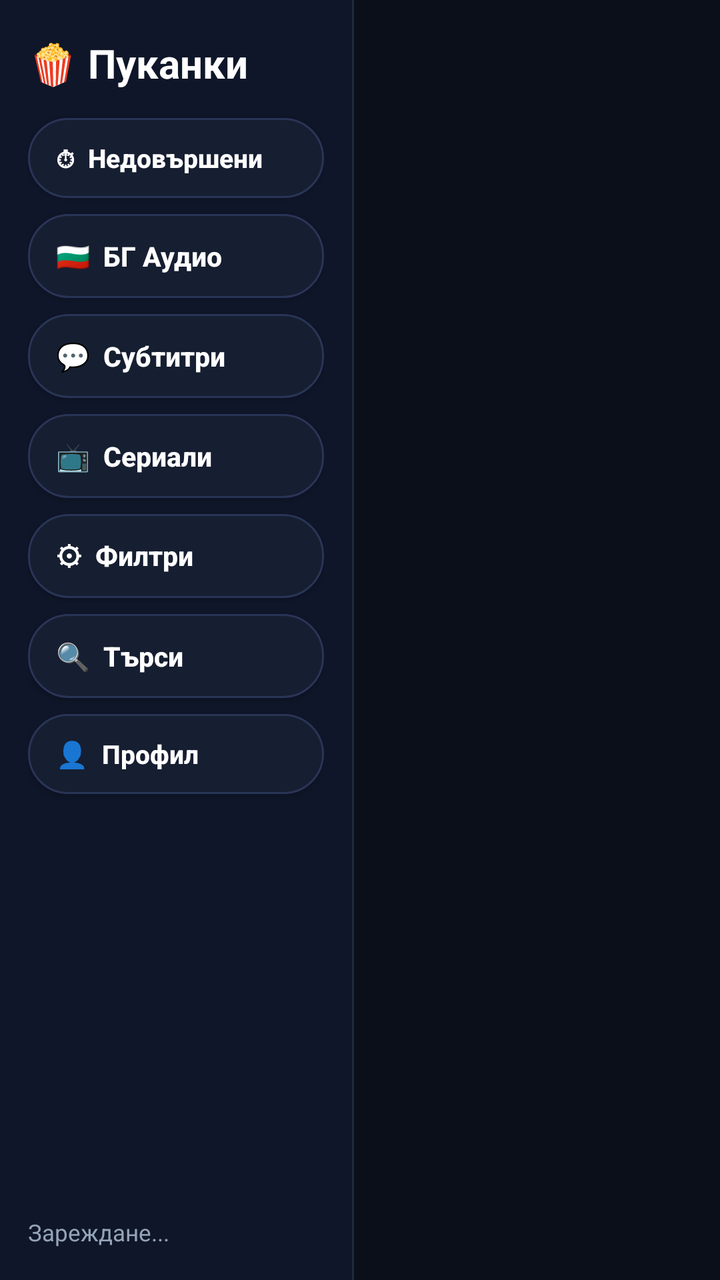
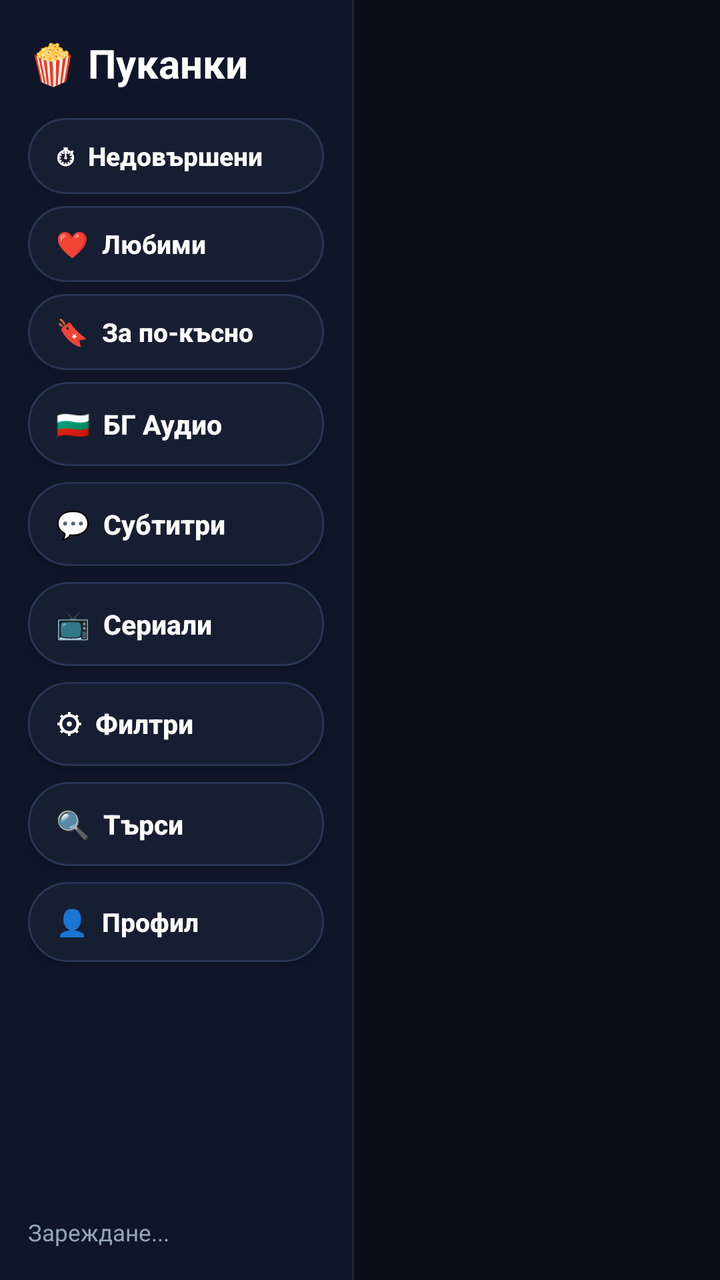

An Android layout rendered at two revisions. The XML below is the earlier revision; the diff shows what the commit changed to produce the second picture.
<!-- AndroidManifest.xml: application theme Theme.PukankiTV -->
<!-- res/layout/activity_main.xml -->
<?xml version="1.0" encoding="utf-8"?>
<FrameLayout xmlns:android="http://schemas.android.com/apk/res/android"
    android:layout_width="match_parent"
    android:layout_height="match_parent"
    android:background="#0B0F19">

    
    <LinearLayout
        android:id="@+id/browseContainer"
        android:layout_width="match_parent"
        android:layout_height="match_parent"
        android:orientation="horizontal">

        
        <LinearLayout
            android:id="@+id/leftSidebar"
            android:layout_width="176dp"
            android:layout_height="match_parent"
            android:background="#0F1629"
            android:orientation="vertical"
            android:paddingLeft="14dp"
            android:paddingTop="18dp"
            android:paddingRight="14dp"
            android:paddingBottom="16dp">

            <TextView
                android:id="@+id/sidebarLogoText"
                android:layout_width="match_parent"
                android:layout_height="wrap_content"
                android:layout_marginBottom="14dp"
                android:gravity="center_vertical"
                android:text="🍿 Пуканки"
                android:textColor="#FFFFFF"
                android:textSize="20sp"
                android:textStyle="bold" />

            <Button
                android:id="@+id/tabContinueBtn"
                android:layout_width="match_parent"
                android:layout_height="40dp"
                android:layout_marginBottom="8dp"
                android:background="@drawable/bg_tab_selector"
                android:gravity="start|center_vertical"
                android:nextFocusRight="@id/moviesRecycler"
                android:paddingLeft="14dp"
                android:paddingRight="12dp"
                android:text="⏱  Недовършени"
                android:textAllCaps="false"
                android:textColor="#FFFFFF"
                android:textSize="13sp"
                android:textStyle="bold" />

            <Button
                android:id="@+id/tabBgBtn"
                android:layout_width="match_parent"
                android:layout_height="42dp"
                android:layout_marginBottom="8dp"
                android:background="@drawable/bg_tab_selector"
                android:gravity="start|center_vertical"
                android:nextFocusRight="@id/moviesRecycler"
                android:paddingLeft="14dp"
                android:paddingRight="12dp"
                android:text="🇧🇬  БГ Аудио"
                android:textAllCaps="false"
                android:textColor="#FFFFFF"
                android:textSize="13.5sp"
                android:textStyle="bold" />

            <Button
                android:id="@+id/tabSubBtn"
                android:layout_width="match_parent"
                android:layout_height="42dp"
                android:layout_marginBottom="8dp"
                android:background="@drawable/bg_tab_selector"
                android:gravity="start|center_vertical"
                android:nextFocusRight="@id/moviesRecycler"
                android:paddingLeft="14dp"
                android:paddingRight="12dp"
                android:text="💬  Субтитри"
                android:textAllCaps="false"
                android:textColor="#FFFFFF"
                android:textSize="13.5sp"
                android:textStyle="bold" />

            <Button
                android:id="@+id/tabSeriesBtn"
                android:layout_width="match_parent"
                android:layout_height="42dp"
                android:layout_marginBottom="8dp"
                android:background="@drawable/bg_tab_selector"
                android:gravity="start|center_vertical"
                android:nextFocusRight="@id/moviesRecycler"
                android:paddingLeft="14dp"
                android:paddingRight="12dp"
                android:text="📺  Сериали"
                android:textAllCaps="false"
                android:textColor="#FFFFFF"
                android:textSize="13.5sp"
                android:textStyle="bold" />

            <Button
                android:id="@+id/tabGenreBtn"
                android:layout_width="match_parent"
                android:layout_height="42dp"
                android:layout_marginBottom="8dp"
                android:background="@drawable/bg_tab_selector"
                android:gravity="start|center_vertical"
                android:nextFocusRight="@id/moviesRecycler"
                android:paddingLeft="14dp"
                android:paddingRight="12dp"
                android:text="⚙  Филтри"
                android:textAllCaps="false"
                android:textColor="#FFFFFF"
                android:textSize="13.5sp"
                android:textStyle="bold" />

            <Button
                android:id="@+id/tabSearchBtn"
                android:layout_width="match_parent"
                android:layout_height="42dp"
                android:layout_marginBottom="8dp"
                android:background="@drawable/bg_tab_selector"
                android:gravity="start|center_vertical"
                android:nextFocusRight="@id/moviesRecycler"
                android:paddingLeft="14dp"
                android:paddingRight="12dp"
                android:text="🔍  Търси"
                android:textAllCaps="false"
                android:textColor="#FFFFFF"
                android:textSize="13.5sp"
                android:textStyle="bold" />

            <Button
                android:id="@+id/tabProfileBtn"
                android:layout_width="match_parent"
                android:layout_height="40dp"
                android:background="@drawable/bg_tab_selector"
                android:gravity="start|center_vertical"
                android:nextFocusRight="@id/moviesRecycler"
                android:paddingLeft="14dp"
                android:paddingRight="12dp"
                android:text="👤  Профил"
                android:textAllCaps="false"
                android:textColor="#FFFFFF"
                android:textSize="13sp"
                android:textStyle="bold" />

            <View
                android:layout_width="match_parent"
                android:layout_height="0dp"
                android:layout_weight="1" />

            <TextView
                android:id="@+id/statusText"
                android:layout_width="match_parent"
                android:layout_height="wrap_content"
                android:lineSpacingExtra="2dp"
                android:text="Зареждане..."
                android:textColor="#94A3B8"
                android:textSize="11.5sp" />
        </LinearLayout>

        
        <View
            android:layout_width="1dp"
            android:layout_height="match_parent"
            android:background="#1E293B" />

        
        <LinearLayout
            android:layout_width="0dp"
            android:layout_height="match_parent"
            android:layout_weight="1"
            android:orientation="vertical"
            android:paddingLeft="14dp"
            android:paddingTop="12dp"
            android:paddingRight="16dp"
            android:paddingBottom="8dp">

            
            <LinearLayout
                android:id="@+id/searchRow"
                android:layout_width="match_parent"
                android:layout_height="wrap_content"
                android:layout_marginBottom="10dp"
                android:gravity="center_vertical"
                android:orientation="horizontal"
                android:visibility="gone">

                <EditText
                    android:id="@+id/searchInput"
                    android:layout_width="0dp"
                    android:layout_height="42dp"
                    android:layout_marginEnd="10dp"
                    android:layout_weight="1"
                    android:background="@drawable/bg_btn_secondary"
                    android:hint="Въведи име на филм или сериал..."
                    android:imeOptions="actionSearch"
                    android:inputType="text"
                    android:paddingLeft="14dp"
                    android:paddingRight="14dp"
                    android:singleLine="true"
                    android:textColor="#FFFFFF"
                    android:textColorHint="#64748B"
                    android:textSize="14sp" />

                <Button
                    android:id="@+id/searchGoBtn"
                    android:layout_width="wrap_content"
                    android:layout_height="42dp"
                    android:background="@drawable/bg_btn_primary"
                    android:paddingLeft="18dp"
                    android:paddingRight="18dp"
                    android:text="Търси"
                    android:textAllCaps="false"
                    android:textColor="#FFFFFF"
                    android:textSize="14sp"
                    android:textStyle="bold" />
            </LinearLayout>

            
            <FrameLayout
                android:layout_width="match_parent"
                android:layout_height="0dp"
                android:layout_weight="1">

                <androidx.recyclerview.widget.RecyclerView
                    android:id="@+id/moviesRecycler"
                    android:layout_width="match_parent"
                    android:layout_height="match_parent"
                    android:clipToPadding="false"
                    android:paddingBottom="16dp" />

                <ProgressBar
                    android:id="@+id/mainProgress"
                    android:layout_width="48dp"
                    android:layout_height="48dp"
                    android:layout_gravity="center" />

                <TextView
                    android:id="@+id/emptyText"
                    android:layout_width="wrap_content"
                    android:layout_height="wrap_content"
                    android:layout_gravity="center"
                    android:text="Няма намерени филми."
                    android:textColor="#94A3B8"
                    android:textSize="16sp"
                    android:visibility="gone" />
            </FrameLayout>
        </LinearLayout>
    </LinearLayout>

    
    <FrameLayout
        android:id="@+id/detailOverlay"
        android:layout_width="match_parent"
        android:layout_height="match_parent"
        android:background="#F20B0F19"
        android:clickable="true"
        android:visibility="gone">

        <ImageView
            android:id="@+id/detailBackdrop"
            android:layout_width="match_parent"
            android:layout_height="match_parent"
            android:alpha="0.22"
            android:scaleType="centerCrop" />

        <LinearLayout
            android:layout_width="match_parent"
            android:layout_height="match_parent"
            android:gravity="center_vertical"
            android:orientation="horizontal"
            android:padding="36dp">

            <ImageView
                android:id="@+id/detailPoster"
                android:layout_width="220dp"
                android:layout_height="330dp"
                android:layout_marginEnd="32dp"
                android:background="#1E293B"
                android:scaleType="centerCrop" />

            <LinearLayout
                android:layout_width="0dp"
                android:layout_height="wrap_content"
                android:layout_weight="1"
                android:orientation="vertical">

                <TextView
                    android:id="@+id/detailTitle"
                    android:layout_width="match_parent"
                    android:layout_height="wrap_content"
                    android:text="Заглавие"
                    android:textColor="#FFFFFF"
                    android:textSize="30sp"
                    android:textStyle="bold" />

                <TextView
                    android:id="@+id/detailMeta"
                    android:layout_width="match_parent"
                    android:layout_height="wrap_content"
                    android:layout_marginTop="8dp"
                    android:text="1998 • ★ 7.3 • 99 мин • 🇧🇬 БГ Аудио"
                    android:textColor="#34D399"
                    android:textSize="15sp"
                    android:textStyle="bold" />

                <TextView
                    android:id="@+id/detailOverview"
                    android:layout_width="match_parent"
                    android:layout_height="wrap_content"
                    android:layout_marginTop="14dp"
                    android:lineSpacingMultiplier="1.25"
                    android:maxLines="5"
                    android:ellipsize="end"
                    android:text="Описание..."
                    android:textColor="#CBD5E1"
                    android:textSize="15sp" />

                
                <LinearLayout
                    android:layout_width="match_parent"
                    android:layout_height="wrap_content"
                    android:layout_marginTop="22dp"
                    android:orientation="horizontal">

                    <Button
                        android:id="@+id/detailPlayBtn"
                        android:layout_width="wrap_content"
                        android:layout_height="48dp"
                        android:layout_marginEnd="14dp"
                        android:background="@drawable/bg_btn_primary"
                        android:paddingLeft="28dp"
                        android:paddingRight="28dp"
                        android:text="▶ ГЛЕДАЙ СЕГА"
                        android:textAllCaps="false"
                        android:textColor="#FFFFFF"
                        android:textSize="16sp"
                        android:textStyle="bold" />

                    <Button
                        android:id="@+id/detailBackBtn"
                        android:layout_width="wrap_content"
                        android:layout_height="48dp"
                        android:background="@drawable/bg_btn_secondary"
                        android:paddingLeft="20dp"
                        android:paddingRight="20dp"
                        android:text="← Назад"
                        android:textAllCaps="false"
                        android:textColor="#E2E8F0"
                        android:textSize="15sp" />
                </LinearLayout>

                
                <TextView
                    android:layout_width="wrap_content"
                    android:layout_height="wrap_content"
                    android:layout_marginTop="18dp"
                    android:layout_marginBottom="8dp"
                    android:text="Избери конкретен плеър:"
                    android:textColor="#94A3B8"
                    android:textSize="13sp" />

                <HorizontalScrollView
                    android:layout_width="match_parent"
                    android:layout_height="wrap_content"
                    android:scrollbars="none">

                    <LinearLayout
                        android:id="@+id/detailSourcesContainer"
                        android:layout_width="wrap_content"
                        android:layout_height="wrap_content"
                        android:orientation="horizontal" />
                </HorizontalScrollView>
            </LinearLayout>
        </LinearLayout>
    </FrameLayout>

    
    <LinearLayout
        android:id="@+id/filtersOverlay"
        android:layout_width="match_parent"
        android:layout_height="match_parent"
        android:background="#F50B0F19"
        android:orientation="vertical"
        android:paddingLeft="32dp"
        android:paddingTop="22dp"
        android:paddingRight="32dp"
        android:paddingBottom="18dp"
        android:visibility="gone">

        
        <LinearLayout
            android:layout_width="match_parent"
            android:layout_height="wrap_content"
            android:layout_marginBottom="14dp"
            android:gravity="center_vertical"
            android:orientation="horizontal">

            <TextView
                android:layout_width="0dp"
                android:layout_height="wrap_content"
                android:layout_weight="1"
                android:text="⚙ Филтри и сортиране"
                android:textColor="#FFFFFF"
                android:textSize="22sp"
                android:textStyle="bold" />

            <Button
                android:id="@+id/filtersApplyBtn"
                android:layout_width="wrap_content"
                android:layout_height="40dp"
                android:layout_marginEnd="10dp"
                android:background="@drawable/bg_btn_primary"
                android:paddingLeft="20dp"
                android:paddingRight="20dp"
                android:text="✓ Приложи"
                android:textAllCaps="false"
                android:textColor="#FFFFFF"
                android:textSize="14sp"
                android:textStyle="bold" />

            <Button
                android:id="@+id/filtersResetBtn"
                android:layout_width="wrap_content"
                android:layout_height="40dp"
                android:layout_marginEnd="10dp"
                android:background="@drawable/bg_btn_secondary"
                android:paddingLeft="16dp"
                android:paddingRight="16dp"
                android:text="✕ Изчисти"
                android:textAllCaps="false"
                android:textColor="#FFFFFF"
                android:textSize="14sp" />

            <Button
                android:id="@+id/filtersCloseBtn"
                android:layout_width="wrap_content"
                android:layout_height="40dp"
                android:background="@drawable/bg_btn_secondary"
                android:paddingLeft="16dp"
                android:paddingRight="16dp"
                android:text="← Назад"
                android:textAllCaps="false"
                android:textColor="#E2E8F0"
                android:textSize="14sp" />
        </LinearLayout>

        <ScrollView
            android:layout_width="match_parent"
            android:layout_height="0dp"
            android:layout_weight="1"
            android:scrollbars="none">

            <LinearLayout
                android:layout_width="match_parent"
                android:layout_height="wrap_content"
                android:orientation="vertical"
                android:paddingBottom="16dp">

                
                <TextView
                    android:layout_width="wrap_content"
                    android:layout_height="wrap_content"
                    android:layout_marginBottom="6dp"
                    android:text="↕ Сортиране"
                    android:textColor="#34D399"
                    android:textSize="14sp"
                    android:textStyle="bold" />

                <HorizontalScrollView
                    android:layout_width="match_parent"
                    android:layout_height="wrap_content"
                    android:layout_marginBottom="14dp"
                    android:scrollbars="none">

                    <LinearLayout
                        android:id="@+id/filterSortRow"
                        android:layout_width="wrap_content"
                        android:layout_height="wrap_content"
                        android:orientation="horizontal" />
                </HorizontalScrollView>

                
                <TextView
                    android:layout_width="wrap_content"
                    android:layout_height="wrap_content"
                    android:layout_marginBottom="6dp"
                    android:text="🎭 Жанрове   (1 клик = ✓ Включи зелено • 2 клика = ✕ Изключи червено • 3 клика = Изчисти)"
                    android:textColor="#34D399"
                    android:textSize="14sp"
                    android:textStyle="bold" />

                <LinearLayout
                    android:id="@+id/filterGenresWrap"
                    android:layout_width="match_parent"
                    android:layout_height="wrap_content"
                    android:layout_marginBottom="14dp"
                    android:orientation="vertical" />

                
                <TextView
                    android:layout_width="wrap_content"
                    android:layout_height="wrap_content"
                    android:layout_marginBottom="6dp"
                    android:text="📅 Година на издаване"
                    android:textColor="#34D399"
                    android:textSize="14sp"
                    android:textStyle="bold" />

                <HorizontalScrollView
                    android:layout_width="match_parent"
                    android:layout_height="wrap_content"
                    android:layout_marginBottom="14dp"
                    android:scrollbars="none">

                    <LinearLayout
                        android:id="@+id/filterYearRow"
                        android:layout_width="wrap_content"
                        android:layout_height="wrap_content"
                        android:orientation="horizontal" />
                </HorizontalScrollView>

                
                <TextView
                    android:layout_width="wrap_content"
                    android:layout_height="wrap_content"
                    android:layout_marginBottom="6dp"
                    android:text="⏱ Времетраене"
                    android:textColor="#34D399"
                    android:textSize="14sp"
                    android:textStyle="bold" />

                <HorizontalScrollView
                    android:layout_width="match_parent"
                    android:layout_height="wrap_content"
                    android:layout_marginBottom="14dp"
                    android:scrollbars="none">

                    <LinearLayout
                        android:id="@+id/filterDurationRow"
                        android:layout_width="wrap_content"
                        android:layout_height="wrap_content"
                        android:orientation="horizontal" />
                </HorizontalScrollView>

                
                <TextView
                    android:layout_width="wrap_content"
                    android:layout_height="wrap_content"
                    android:layout_marginBottom="6dp"
                    android:text="▶ Конкретен плеър"
                    android:textColor="#34D399"
                    android:textSize="14sp"
                    android:textStyle="bold" />

                <HorizontalScrollView
                    android:layout_width="match_parent"
                    android:layout_height="wrap_content"
                    android:scrollbars="none">

                    <LinearLayout
                        android:id="@+id/filterPlayerRow"
                        android:layout_width="wrap_content"
                        android:layout_height="wrap_content"
                        android:orientation="horizontal" />
                </HorizontalScrollView>
            </LinearLayout>
        </ScrollView>
    </LinearLayout>

    
    <LinearLayout
        android:id="@+id/profileOverlay"
        android:layout_width="match_parent"
        android:layout_height="match_parent"
        android:background="#F70B0F19"
        android:gravity="center"
        android:orientation="vertical"
        android:padding="36dp"
        android:visibility="gone">

        <TextView
            android:layout_width="wrap_content"
            android:layout_height="wrap_content"
            android:text="👤 Кой гледа?"
            android:textColor="#FFFFFF"
            android:textSize="30sp"
            android:textStyle="bold" />

        <TextView
            android:layout_width="wrap_content"
            android:layout_height="wrap_content"
            android:layout_marginTop="6dp"
            android:layout_marginBottom="28dp"
            android:text="Всеки профил пази собствени филтри, сортиране и недовършени филми"
            android:textColor="#94A3B8"
            android:textSize="14sp" />

        <HorizontalScrollView
            android:layout_width="wrap_content"
            android:layout_height="wrap_content"
            android:scrollbars="none">

            <LinearLayout
                android:id="@+id/profileCardsRow"
                android:layout_width="wrap_content"
                android:layout_height="wrap_content"
                android:gravity="center"
                android:orientation="horizontal" />
        </HorizontalScrollView>

        <LinearLayout
            android:layout_width="wrap_content"
            android:layout_height="wrap_content"
            android:layout_marginTop="28dp"
            android:orientation="horizontal">

            <Button
                android:id="@+id/profileAddBtn"
                android:layout_width="wrap_content"
                android:layout_height="44dp"
                android:layout_marginEnd="14dp"
                android:background="@drawable/bg_btn_primary"
                android:paddingLeft="22dp"
                android:paddingRight="22dp"
                android:text="➕ Нов профил"
                android:textAllCaps="false"
                android:textColor="#FFFFFF"
                android:textSize="15sp"
                android:textStyle="bold" />

            <Button
                android:id="@+id/profileCloseBtn"
                android:layout_width="wrap_content"
                android:layout_height="44dp"
                android:background="@drawable/bg_btn_secondary"
                android:paddingLeft="20dp"
                android:paddingRight="20dp"
                android:text="← Назад"
                android:textAllCaps="false"
                android:textColor="#E2E8F0"
                android:textSize="15sp" />
        </LinearLayout>
    </LinearLayout>
</FrameLayout>
<!-- resources referenced by this layout -->
<resources>
  <!-- drawable bg_btn_primary (drawable) -->
  <?xml version="1.0" encoding="utf-8"?>
  <selector xmlns:android="http://schemas.android.com/apk/res/android">
      <item android:state_focused="true">
          <shape android:shape="rectangle">
              <solid android:color="#10B981" />
              <stroke android:width="3dp" android:color="#FFFFFF" />
              <corners android:radius="12dp" />
          </shape>
      </item>
      <item>
          <shape android:shape="rectangle">
              <solid android:color="#059669" />
              <stroke android:width="1dp" android:color="#34D399" />
              <corners android:radius="12dp" />
          </shape>
      </item>
  </selector>
  <!-- drawable bg_btn_secondary (drawable) -->
  <?xml version="1.0" encoding="utf-8"?>
  <selector xmlns:android="http://schemas.android.com/apk/res/android">
      <item android:state_focused="true">
          <shape android:shape="rectangle">
              <solid android:color="#7C3AED" />
              <stroke android:width="3dp" android:color="#FFFFFF" />
              <corners android:radius="10dp" />
          </shape>
      </item>
      <item>
          <shape android:shape="rectangle">
              <solid android:color="#1E293B" />
              <stroke android:width="1dp" android:color="#475569" />
              <corners android:radius="10dp" />
          </shape>
      </item>
  </selector>
  <!-- drawable bg_tab_selector (drawable) -->
  <?xml version="1.0" encoding="utf-8"?>
  <selector xmlns:android="http://schemas.android.com/apk/res/android">
      <item android:state_focused="true">
          <shape android:shape="rectangle">
              <solid android:color="#7C3AED" />
              <stroke android:width="2dp" android:color="#FFFFFF" />
              <corners android:radius="20dp" />
          </shape>
      </item>
      <item android:state_selected="true">
          <shape android:shape="rectangle">
              <solid android:color="#5B21B6" />
              <stroke android:width="1dp" android:color="#A78BFA" />
              <corners android:radius="20dp" />
          </shape>
      </item>
      <item>
          <shape android:shape="rectangle">
              <solid android:color="#161E31" />
              <stroke android:width="1dp" android:color="#293556" />
              <corners android:radius="20dp" />
          </shape>
      </item>
  </selector>
  <style name="Theme.PukankiTV" parent="Theme.AppCompat.NoActionBar">
          <item name="android:windowNoTitle">true</item>
          <item name="android:windowActionBar">false</item>
          <item name="android:windowFullscreen">true</item>
          <item name="android:windowBackground">#0B0F19</item>
          <item name="colorPrimary">#7C3AED</item>
          <item name="colorAccent">#10B981</item>
      </style>
</resources>

<!-- the commit's change to res/layout/activity_main.xml (unified diff, before → after) -->
@@ -37,14 +37,46 @@
             <Button
                 android:id="@+id/tabContinueBtn"
                 android:layout_width="match_parent"
-                android:layout_height="40dp"
-                android:layout_marginBottom="8dp"
+                android:layout_height="38dp"
+                android:layout_marginBottom="6dp"
                 android:background="@drawable/bg_tab_selector"
                 android:gravity="start|center_vertical"
                 android:nextFocusRight="@id/moviesRecycler"
                 android:paddingLeft="14dp"
                 android:paddingRight="12dp"
                 android:text="⏱  Недовършени"
+                android:textAllCaps="false"
+                android:textColor="#FFFFFF"
+                android:textSize="13sp"
+                android:textStyle="bold" />
+
+            <Button
+                android:id="@+id/tabFavBtn"
+                android:layout_width="match_parent"
+                android:layout_height="38dp"
+                android:layout_marginBottom="6dp"
+                android:background="@drawable/bg_tab_selector"
+                android:gravity="start|center_vertical"
+                android:nextFocusRight="@id/moviesRecycler"
+                android:paddingLeft="14dp"
+                android:paddingRight="12dp"
+                android:text="❤️  Любими"
+                android:textAllCaps="false"
+                android:textColor="#FFFFFF"
+                android:textSize="13sp"
+                android:textStyle="bold" />
+
+            <Button
+                android:id="@+id/tabLaterBtn"
+                android:layout_width="match_parent"
+                android:layout_height="38dp"
+                android:layout_marginBottom="6dp"
+                android:background="@drawable/bg_tab_selector"
+                android:gravity="start|center_vertical"
+                android:nextFocusRight="@id/moviesRecycler"
+                android:paddingLeft="14dp"
+                android:paddingRight="12dp"
+                android:text="🔖  За по-късно"
                 android:textAllCaps="false"
                 android:textColor="#FFFFFF"
                 android:textSize="13sp"
@@ -328,24 +360,52 @@
                     <Button
                         android:id="@+id/detailPlayBtn"
                         android:layout_width="wrap_content"
-                        android:layout_height="48dp"
-                        android:layout_marginEnd="14dp"
+                        android:layout_height="46dp"
+                        android:layout_marginEnd="10dp"
                         android:background="@drawable/bg_btn_primary"
-                        android:paddingLeft="28dp"
-                        android:paddingRight="28dp"
-                        android:text="▶ ГЛЕДАЙ СЕГА"
+                        android:paddingLeft="22dp"
+                        android:paddingRight="22dp"
+                        android:text="▶ ГЛЕДАЙ"
                         android:textAllCaps="false"
                         android:textColor="#FFFFFF"
-                        android:textSize="16sp"
+                        android:textSize="15sp"
+                        android:textStyle="bold" />
+
+                    <Button
+                        android:id="@+id/detailFavBtn"
+                        android:layout_width="wrap_content"
+                        android:layout_height="46dp"
+                        android:layout_marginEnd="10dp"
+                        android:background="@drawable/bg_tab_selector"
+                        android:paddingLeft="16dp"
+                        android:paddingRight="16dp"
+                        android:text="🤍 Любим"
+                        android:textAllCaps="false"
+                        android:textColor="#FFFFFF"
+                        android:textSize="14sp"
+                        android:textStyle="bold" />
+
+                    <Button
+                        android:id="@+id/detailLaterBtn"
+                        android:layout_width="wrap_content"
+                        android:layout_height="46dp"
+                        android:layout_marginEnd="10dp"
+                        android:background="@drawable/bg_tab_selector"
+                        android:paddingLeft="16dp"
+                        android:paddingRight="16dp"
+                        android:text="🔖 За по-късно"
+                        android:textAllCaps="false"
+                        android:textColor="#FFFFFF"
+                        android:textSize="14sp"
                         android:textStyle="bold" />
 
                     <Button
                         android:id="@+id/detailBackBtn"
                         android:layout_width="wrap_content"
-                        android:layout_height="48dp"
+                        android:layout_height="46dp"
                         android:background="@drawable/bg_btn_secondary"
-                        android:paddingLeft="20dp"
-                        android:paddingRight="20dp"
+                        android:paddingLeft="16dp"
+                        android:paddingRight="16dp"
                         android:text="← Назад"
                         android:textAllCaps="false"
                         android:textColor="#E2E8F0"
